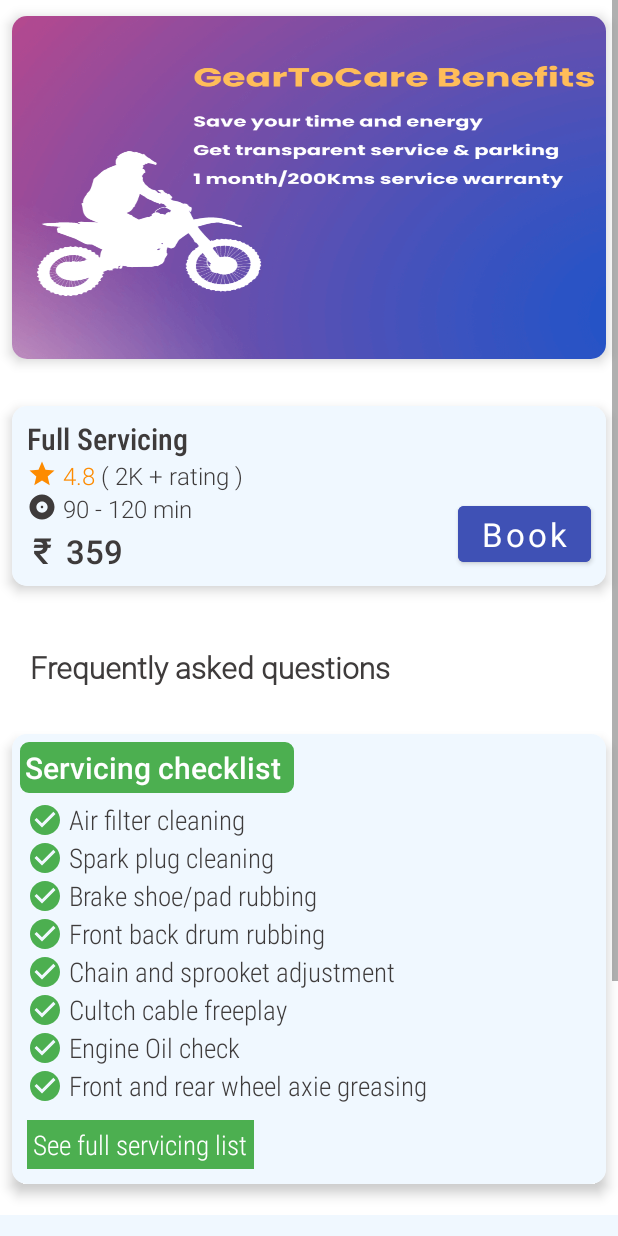
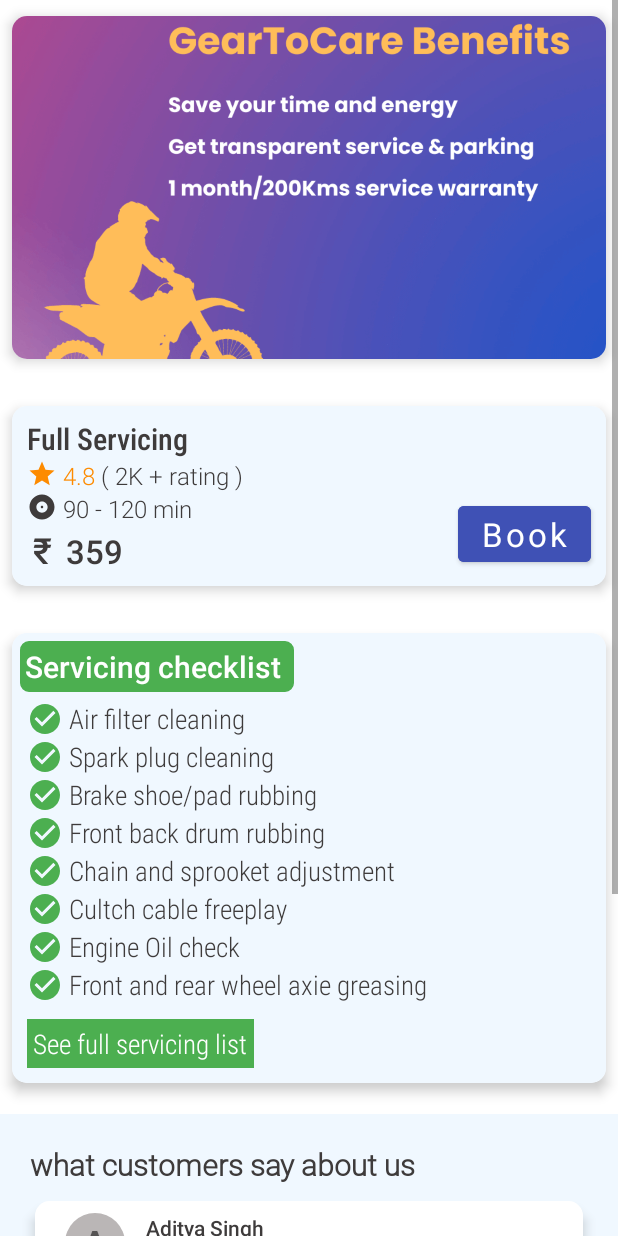
Before and after one commit to priyamprakash/G2C, an Android app: the BookingDetailActivity screen opened directly, with no data from a screen before it, on a phone screen of 412 x 824 dp. Run offline under Robolectric (Android 15) with nearby library versions, the light colour scheme and no system bars.

Commit message:
Deleted extra files

```diff
--- a/app/build.gradle
+++ b/app/build.gradle
@@ -42,7 +42,6 @@
     testImplementation 'junit:junit:4.13.2'
     androidTestImplementation 'androidx.test.ext:junit:1.1.3'
     androidTestImplementation 'androidx.test.espresso:espresso-core:3.4.0'
-    implementation 'com.ms-square:expandableTextView:0.1.4'
 
 
 }
--- a/app/src/main/java/com/priyam/gtoc/BookingDetailActivity.java
+++ b/app/src/main/java/com/priyam/gtoc/BookingDetailActivity.java
@@ -3,6 +3,7 @@
 import androidx.appcompat.app.AppCompatActivity;
 
 import android.os.Bundle;
+
 
 public class BookingDetailActivity extends AppCompatActivity {
 
--- /dev/null
+++ b/app/src/main/res/drawable/ic_arrow_down.xml
@@ -0,0 +1,5 @@
+<vector android:height="24dp" android:tint="#6A6C6A"
+    android:viewportHeight="24" android:viewportWidth="24"
+    android:width="24dp" xmlns:android="http://schemas.android.com/apk/res/android">
+    <path android:fillColor="@android:color/white" android:pathData="M7.41,8.59L12,13.17l4.59,-4.58L18,10l-6,6 -6,-6 1.41,-1.41z"/>
+</vector>
--- a/app/src/main/res/layout/activity_booking_detail.xml
+++ b/app/src/main/res/layout/activity_booking_detail.xml
@@ -31,8 +31,8 @@
             <ImageView
                 android:layout_width="match_parent"
                 android:layout_height="match_parent"
-                android:scaleType="fitXY"
-                android:src="@drawable/pic"
+                android:scaleType="centerCrop"
+                android:src="@drawable/benefits"
 
                 />
 
@@ -196,26 +196,8 @@
 
 
         </androidx.cardview.widget.CardView>
-        <LinearLayout
-            android:layout_width="match_parent"
-            android:layout_height="wrap_content"
-            android:layout_marginVertical="10dp"
-            android:background="#FFFFFF"
-            android:orientation="vertical">
-
-            <TextView
-                android:layout_width="wrap_content"
-                android:layout_height="wrap_content"
-                android:layout_marginHorizontal="20dp"
-                android:layout_marginTop="20dp"
-                android:fontFamily="@font/roboto_light"
-                android:text="Frequently asked questions"
-                android:textColor="#3E3B3B"
-                android:textSize="20dp"
-                android:textStyle="bold" />
 
 
-        </LinearLayout>
 
         <androidx.cardview.widget.CardView
             android:id="@+id/card_view3"
@@ -542,8 +524,8 @@
                                 <TextView
                                     android:layout_width="match_parent"
                                     android:layout_height="match_parent"
+                                    android:gravity="center"
                                     android:text="A"
-                                    android:gravity="center"
                                     android:textSize="25dp"
                                     android:textStyle="bold"
 
@@ -560,9 +542,8 @@
                             <LinearLayout
                                 android:layout_width="wrap_content"
                                 android:layout_height="wrap_content"
-                                android:orientation="vertical"
                                 android:layout_marginStart="10dp"
-                                >
+                                android:orientation="vertical">
 
                                 <TextView
                                     android:layout_width="wrap_content"
@@ -600,8 +581,6 @@
                                         android:src="@drawable/star" />
 
 
-
-
                                 </LinearLayout>
 
                             </LinearLayout>
@@ -610,12 +589,11 @@
                         <TextView
                             android:layout_width="match_parent"
                             android:layout_height="wrap_content"
+                            android:layout_marginHorizontal="20dp"
                             android:fontFamily="sans-serif-condensed-light"
-                            android:text="Professional service by the team. Beast part is gear to care provides price details up front ad informs the techician arrival time while booking itself. i m Happy with their service 😊"
+                            android:text="Professional service by the team. Best part is gear to care provides price details up front ad informs the techician arrival time while booking itself. i m Happy with their service 😊"
                             android:textColor="#3E3B3B"
-                            android:textSize="16dp"
-                            android:layout_marginHorizontal="20dp"
-                            />
+                            android:textSize="12dp" />
 
                     </LinearLayout>
 
@@ -624,8 +602,105 @@
 
 
             </androidx.cardview.widget.CardView>
+
+
         </LinearLayout>
 
+
+        <LinearLayout
+            android:layout_width="match_parent"
+            android:layout_height="wrap_content"
+            android:layout_marginVertical="10dp"
+            android:background="#FFFFFF"
+            android:orientation="vertical">
+
+            <TextView
+                android:layout_width="wrap_content"
+                android:layout_height="wrap_content"
+                android:layout_marginHorizontal="20dp"
+                android:layout_marginTop="20dp"
+                android:fontFamily="@font/roboto_light"
+                android:text="Frequently asked questions"
+                android:textColor="#3E3B3B"
+                android:textSize="20dp"
+                android:textStyle="bold" />
+
+            <LinearLayout
+                android:layout_width="match_parent"
+                android:layout_height="wrap_content"
+                android:layout_marginHorizontal="20dp"
+                android:layout_marginTop="15dp"
+                android:orientation="horizontal"
+
+
+                >
+
+                <TextView
+                    android:layout_width="0dp"
+                    android:layout_height="wrap_content"
+                    android:layout_weight="8"
+                    android:text="Which engine oil do you use?"
+                    android:textColor="#666666"
+                    android:textSize="16sp" />
+
+                <ImageView
+                    android:layout_width="0dp"
+                    android:layout_height="wrap_content"
+                    android:layout_weight="2"
+                    android:src="@drawable/ic_arrow_down" />
+
+            </LinearLayout>
+
+            <LinearLayout
+                android:layout_width="match_parent"
+                android:layout_height="wrap_content"
+                android:layout_marginHorizontal="20dp"
+                android:layout_marginTop="15dp"
+                android:orientation="horizontal">
+
+                <TextView
+                    android:layout_width="0dp"
+                    android:layout_height="wrap_content"
+                    android:layout_weight="8"
+                    android:text="Are there any additional charges other than the mentioned price"
+                    android:textColor="#666666"
+                    android:textSize="16sp" />
+
+                <ImageView
+                    android:layout_width="0dp"
+                    android:layout_height="wrap_content"
+                    android:layout_weight="2"
+                    android:src="@drawable/ic_arrow_down" />
+
+            </LinearLayout>
+
+            <LinearLayout
+                android:layout_width="match_parent"
+                android:layout_height="wrap_content"
+                android:layout_marginHorizontal="20dp"
+                android:layout_marginTop="15dp"
+                android:orientation="horizontal"
+
+                >
+
+                <TextView
+                    android:layout_width="0dp"
+                    android:layout_height="wrap_content"
+                    android:layout_weight="8"
+                    android:text="Which engine oil do you use?"
+                    android:textColor="#666666"
+                    android:textSize="16sp" />
+
+                <ImageView
+                    android:layout_width="0dp"
+                    android:layout_height="wrap_content"
+                    android:layout_weight="2"
+                    android:src="@drawable/ic_arrow_down" />
+
+            </LinearLayout>
+
+
+        </LinearLayout>
 
 
     </LinearLayout>
```
Also changed, not shown: app/src/main/java/com/priyam/gtoc/FirstFragment.java (deleted, +0 -47 lines), app/src/main/java/com/priyam/gtoc/SecondFragment.java (deleted, +0 -47 lines), app/src/main/res/layout/fragment_first.xml (deleted, +0 -28 lines), app/src/main/res/layout/fragment_second.xml (deleted, +0 -27 lines), app/src/main/res/navigation/nav_graph.xml (deleted, +0 -28 lines), app/src/main/res/drawable/benefits.png (added).
